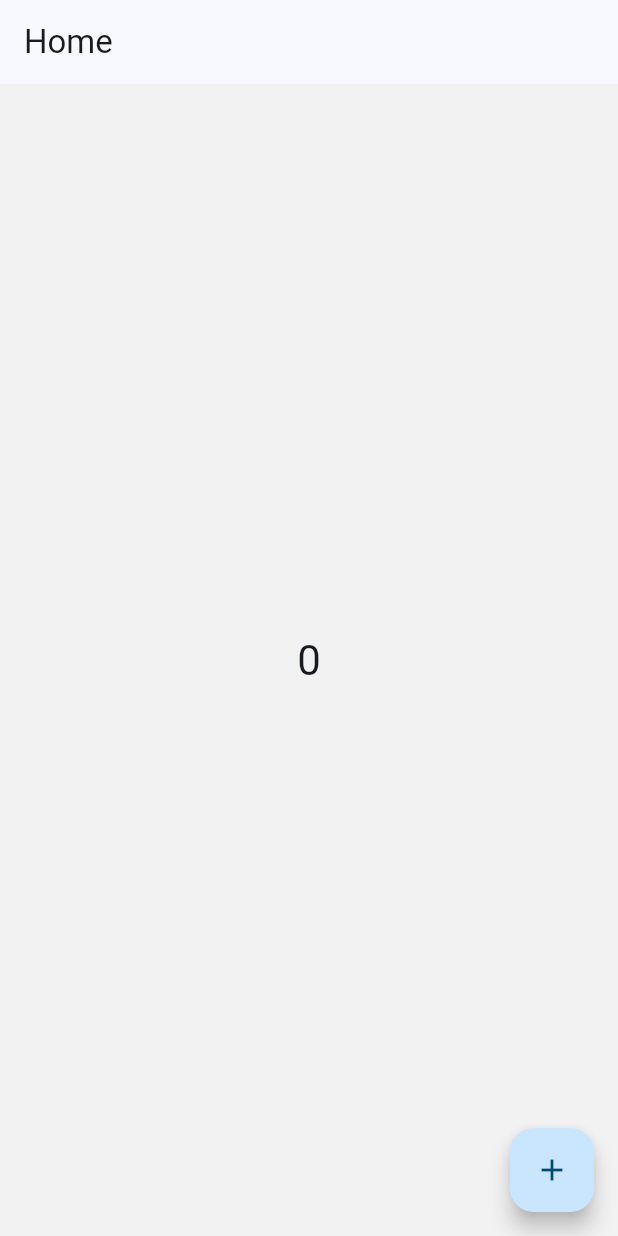
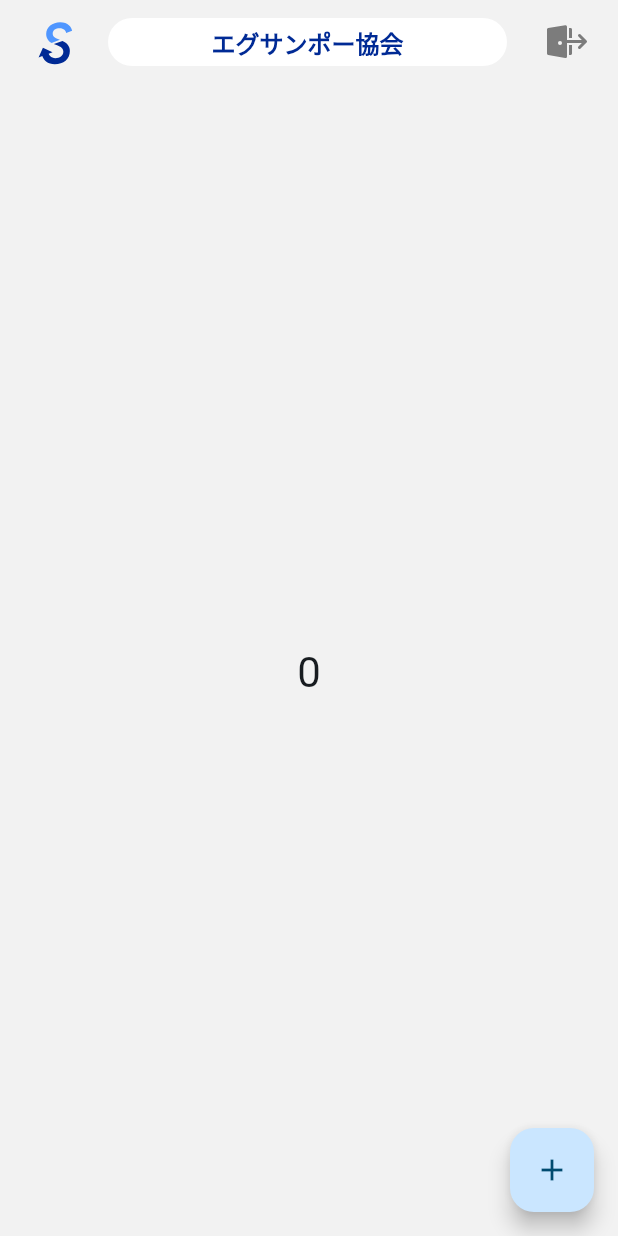
Before and after one commit to takara2314/bsam, a Flutter app: the HomePage screen opened by its route, on a phone screen of 412 x 824 dp. Run offline on Flutter 3.47's test engine with Material 3 defaults, Android fonts, the phone set to English and light mode, and no system bars; our stand-ins replace flutter_hooks, flutter_svg, go_router, hooks_riverpod, internet_connection_checker_plus, shared_preferences; accounts and stored records are empty.

Commit message:
feat(home): appBarを実装

```diff
--- a/lib/main.dart
+++ b/lib/main.dart
@@ -12,6 +12,8 @@ const bodyHeadingSize = 20.0;
 const bodyTextColor = Color.fromARGB(255, 62, 62, 62);
 const primaryColor = Color.fromARGB(255, 0, 42, 149);
 const secondaryColor = Color.fromARGB(255, 79, 150, 255);
+const tertiaryColor = Color.fromARGB(255, 124, 124, 124);
+
 const backgroundColor = Color.fromARGB(255, 242, 242, 242);
 
 void main() {
--- a/lib/presentation/pages/home.dart
+++ b/lib/presentation/pages/home.dart
@@ -1,3 +1,6 @@
+import 'package:bsam/infrastructure/repository/token.dart';
+import 'package:bsam/main.dart';
+import 'package:bsam/presentation/widgets/icon.dart';
 import 'package:bsam/router.dart';
 import 'package:flutter/material.dart';
 import 'package:flutter_hooks/flutter_hooks.dart';
@@ -12,8 +15,10 @@ class HomePage extends HookConsumerWidget {
     final counter = useState(0);
 
     return Scaffold(
-      appBar: AppBar(
-        title: const Text('Home'),
+      appBar: HomeAppBar(
+        associationName: 'エグサンポー協会',
+        onPressedLogout: () => logoutDialogBuilder(context, ref),
+        preferredSize: const Size.fromHeight(72),
       ),
       body: Center(
         // HookConsumer is a builder widget that allows you to read providers and utilise hooks.
@@ -34,3 +39,94 @@ class HomePage extends HookConsumerWidget {
     );
   }
 }
+
+class HomeAppBar extends StatelessWidget implements PreferredSizeWidget {
+  final String associationName;
+  final void Function() onPressedLogout;
+
+  const HomeAppBar({
+    required this.associationName,
+    required this.onPressedLogout,
+    required this.preferredSize,
+    super.key
+  });
+
+  @override
+  final Size preferredSize;
+
+  @override
+  Widget build(BuildContext context) {
+    return AppBar(
+      backgroundColor: backgroundColor,
+      leading: const Padding(
+        padding: EdgeInsets.only(left: 20),
+        child: AppIcon(size: 32),
+      ),
+      title: Container(
+        width: double.infinity,
+        height: 32,
+        decoration: BoxDecoration(
+          color: Colors.white,
+          borderRadius: BorderRadius.circular(9999)
+        ),
+        alignment: Alignment.center,
+        child: Text(
+          associationName,
+          style: const TextStyle(
+            color: primaryColor,
+            fontSize: bodyTextSize,
+            fontWeight: FontWeight.bold
+          ),
+        ),
+      ),
+      actions: [
+        Padding(
+          padding: const EdgeInsets.only(right: 10),
+          child: IconButton(
+            icon: const LogoutIcon(
+              size: 32,
+              color: tertiaryColor
+            ),
+            onPressed: onPressedLogout
+          )
+        ),
+      ]
+    );
+  }
+}
+
+// TODO: B-SAM っぽいデザインに変更する
+Future<void> logoutDialogBuilder(BuildContext context, WidgetRef ref) {
+    return showDialog<void>(
+      context: context,
+      builder: (BuildContext context) {
+        return AlertDialog(
+          title: const Text('本当にログアウトしますか？'),
+          content: const Text('再度ログインするには、協会IDとパスワードの入力が必要です。'),
+          actions: <Widget>[
+            TextButton(
+              style: TextButton.styleFrom(
+                textStyle: Theme.of(context).textTheme.labelLarge,
+              ),
+              child: const Text('いいえ'),
+              onPressed: () {
+                Navigator.of(context).pop();
+              },
+            ),
+            TextButton(
+              style: TextButton.styleFrom(
+                textStyle: Theme.of(context).textTheme.labelLarge,
+              ),
+              child: const Text('はい'),
+              onPressed: () async {
+                await deleteToken(ref);
+                if (context.mounted) {
+                  context.go(loginPagePath);
+                }
+              },
+            ),
+          ],
+        );
+      },
+    );
+  }
```
Also changed, not shown: lib/infrastructure/repository/token.dart (+8 -0 lines), lib/presentation/widgets/icon.dart (+12 -6 lines).
